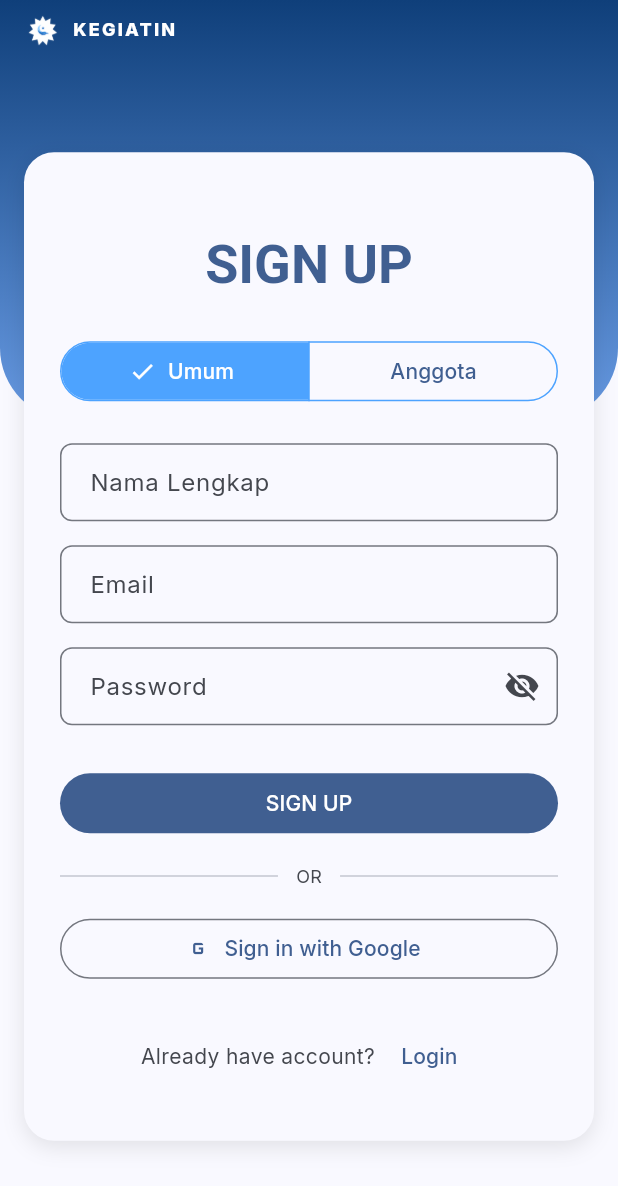
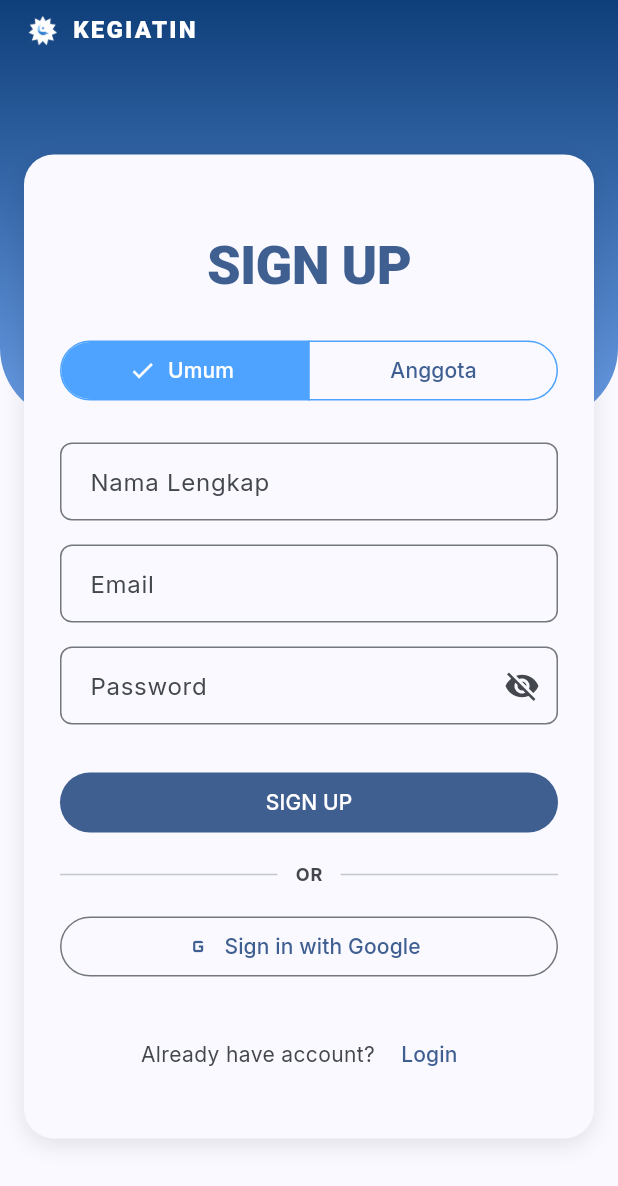
Before and after one commit to ikhsan3adi/kegiatin, a Flutter app: the LoginPage screen opened by its route, after a tap on "LOGIN", after a tap on "Sign Up", on a phone screen of 412 x 824 dp. Shown: the top 1186 px of the screen. Run offline on Flutter 3.47's test engine with Material 3 defaults, Android fonts, the phone set to English and light mode, and no system bars; our stand-ins replace connectivity_plus, dio, flutter_dotenv, flutter_riverpod, fpdart, freezed_annotation and 6 more; accounts and stored records are empty; generated files the repository leaves out were written again; Roboto replaces fonts that are missing (Alumni Sans).

Commit message:
feat(UI): adjustment text

```diff
--- a/lib/presentation/pages/admin/admin_dashboard_page.dart
+++ b/lib/presentation/pages/admin/admin_dashboard_page.dart
@@ -78,7 +78,7 @@ class AdminDashboardPage extends ConsumerWidget {
                 alignment: Alignment.centerLeft,
                 child: Text(
                   'Dashboard Admin',
-                  style: textTheme.titleMedium?.copyWith(fontWeight: FontWeight.w600),
+                  style: textTheme.titleLarge?.copyWith(fontWeight: FontWeight.bold),
                 ),
               ),
             ),
--- a/lib/presentation/pages/login_page.dart
+++ b/lib/presentation/pages/login_page.dart
@@ -86,7 +86,7 @@ class _LoginPageState extends ConsumerState<LoginPage> {
                       const SizedBox(width: 8),
                       Text(
                         'KEGIATIN',
-                        style: textTheme.labelMedium?.copyWith(
+                        style: textTheme.titleMedium?.copyWith(
                           color: KegiatinCustomTheme.onGradient,
                           fontWeight: FontWeight.w800,
                           letterSpacing: 1.5,
@@ -141,10 +141,10 @@ class _LoginPageState extends ConsumerState<LoginPage> {
                                   const SizedBox(height: 10),
                                   Text(
                                     'LOGIN',
-                                    style: textTheme.titleLarge?.copyWith(
+                                    style: textTheme.displaySmall?.copyWith(
                                       color: colorScheme.primary,
-                                      fontWeight: FontWeight.bold,
-                                      fontSize: 36,
+                                      fontWeight: FontWeight.w900,
+                                      letterSpacing: -0.5,
                                     ),
                                     textAlign: TextAlign.center,
                                   ),
--- a/lib/presentation/pages/onboarding_page.dart
+++ b/lib/presentation/pages/onboarding_page.dart
@@ -30,6 +30,7 @@ class _OnboardingPageState extends State<OnboardingPage> {
   @override
   Widget build(BuildContext context) {
     final colorScheme = Theme.of(context).colorScheme;
+    final textTheme = Theme.of(context).textTheme;
     final brandColor = colorScheme.primary;
 
     return Scaffold(
@@ -60,7 +61,7 @@ class _OnboardingPageState extends State<OnboardingPage> {
                       const SizedBox(width: 8),
                       Text(
                         'KEGIATIN',
-                        style: TextStyle(
+                        style: textTheme.displaySmall?.copyWith(
                           fontSize: logoSize * 0.5,
                           fontWeight: FontWeight.w800,
                           letterSpacing: 1.5,
@@ -87,8 +88,7 @@ class _OnboardingPageState extends State<OnboardingPage> {
                           Text(
                             onboardingData[index]['desc']!,
                             textAlign: TextAlign.center,
-                            style: TextStyle(
-                              fontSize: 20,
+                            style: textTheme.titleLarge?.copyWith(
                               fontWeight: FontWeight.w500,
                               height: 1.4,
                               color: brandColor,
--- a/lib/presentation/pages/peserta/peserta_dashboard_page.dart
+++ b/lib/presentation/pages/peserta/peserta_dashboard_page.dart
@@ -79,7 +79,7 @@ class PesertaDashboardPage extends ConsumerWidget {
                 alignment: Alignment.centerLeft,
                 child: Text(
                   'Kegiatan Terkini',
-                  style: textTheme.titleMedium?.copyWith(fontWeight: FontWeight.w600),
+                  style: textTheme.titleLarge?.copyWith(fontWeight: FontWeight.bold),
                 ),
               ),
             ),
--- a/lib/presentation/pages/register_page.dart
+++ b/lib/presentation/pages/register_page.dart
@@ -124,7 +124,7 @@ class _RegisterPageState extends ConsumerState<RegisterPage> {
           const SizedBox(width: 8),
           Text(
             'KEGIATIN',
-            style: textTheme.labelMedium?.copyWith(
+            style: textTheme.titleMedium?.copyWith(
               color: KegiatinCustomTheme.onGradient,
               fontWeight: FontWeight.w800, letterSpacing: 1.5,
             ),
@@ -159,8 +159,10 @@ class _RegisterPageState extends ConsumerState<RegisterPage> {
             const SizedBox(height: 20),
             Text(
               'SIGN UP',
-              style: textTheme.titleLarge?.copyWith(
-                color: colorScheme.primary, fontWeight: FontWeight.bold, fontSize: 36,
+              style: textTheme.displaySmall?.copyWith(
+                color: colorScheme.primary,
+                fontWeight: FontWeight.w900,
+                letterSpacing: -0.5,
               ),
               textAlign: TextAlign.center,
             ),
@@ -179,7 +181,7 @@ class _RegisterPageState extends ConsumerState<RegisterPage> {
             const SizedBox(height: 28),
             _buildSubmitButton(authState),
             const SizedBox(height: 16),
-            _buildDivider(colorScheme),
+            _buildDivider(colorScheme, textTheme),
             const SizedBox(height: 16),
             OutlinedButton.icon(
               onPressed: () { /* TODO: Implement Google Sign In */ },
@@ -306,13 +308,19 @@ class _RegisterPageState extends ConsumerState<RegisterPage> {
     );
   }
 
-  Widget _buildDivider(ColorScheme colorScheme) {
+  Widget _buildDivider(ColorScheme colorScheme, TextTheme textTheme) {
     return Row(
       children: [
         Expanded(child: Divider(color: colorScheme.outlineVariant)),
         Padding(
           padding: const EdgeInsets.symmetric(horizontal: 12),
-          child: Text('OR', style: TextStyle(color: colorScheme.onSurfaceVariant, fontSize: 12)),
+          child: Text(
+            'OR',
+            style: textTheme.labelMedium?.copyWith(
+              color: colorScheme.onSurfaceVariant,
+              fontWeight: FontWeight.bold,
+            ),
+          ),
         ),
         Expanded(child: Divider(color: colorScheme.outlineVariant)),
       ],
--- a/lib/presentation/pages/splash_page.dart
+++ b/lib/presentation/pages/splash_page.dart
@@ -16,7 +16,7 @@ class _SplashPageState extends ConsumerState<SplashPage> {
   @override
   void initState() {
     super.initState();
-    // _startSplashSequence();
+    _startSplashSequence();
   }
 
   // LOGIC: Bagian ini tetap sama agar program tidak rusak
@@ -41,6 +41,7 @@ class _SplashPageState extends ConsumerState<SplashPage> {
   @override
   Widget build(BuildContext context) {
     final colorScheme = Theme.of(context).colorScheme;
+    final textTheme = Theme.of(context).textTheme;
     final Color brandColor = colorScheme.primary;
 
     return Scaffold(
@@ -97,7 +98,7 @@ class _SplashPageState extends ConsumerState<SplashPage> {
                                   maxLines: 1,
                                   softWrap: false,
                                   textAlign: TextAlign.center,
-                                  style: TextStyle(
+                                  style: textTheme.displayMedium?.copyWith(
                                     fontSize: fontSize,
                                     fontWeight: FontWeight.w900,
                                     letterSpacing: 2.5,
--- a/lib/presentation/widgets/section_label.dart
+++ b/lib/presentation/widgets/section_label.dart
@@ -30,7 +30,7 @@ class SectionLabel extends StatelessWidget {
         ],
         Text(
           label,
-          style: textTheme.titleSmall?.copyWith(
+          style: textTheme.titleLarge?.copyWith(
             fontWeight: FontWeight.w700,
             color: colorScheme.onSurface,
           ),
```
Also changed, not shown: lib/presentation/pages/peserta/peserta_event_detail_page.dart (+21 -4 lines), lib/presentation/widgets/event_list_card.dart (+12 -3 lines).
